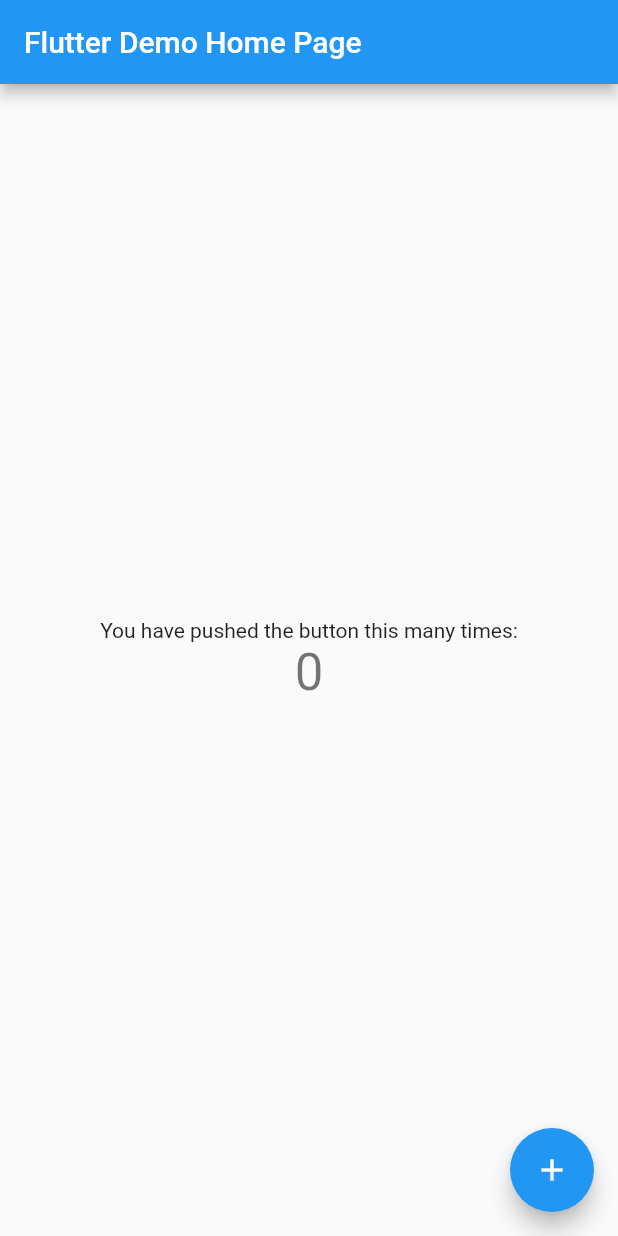
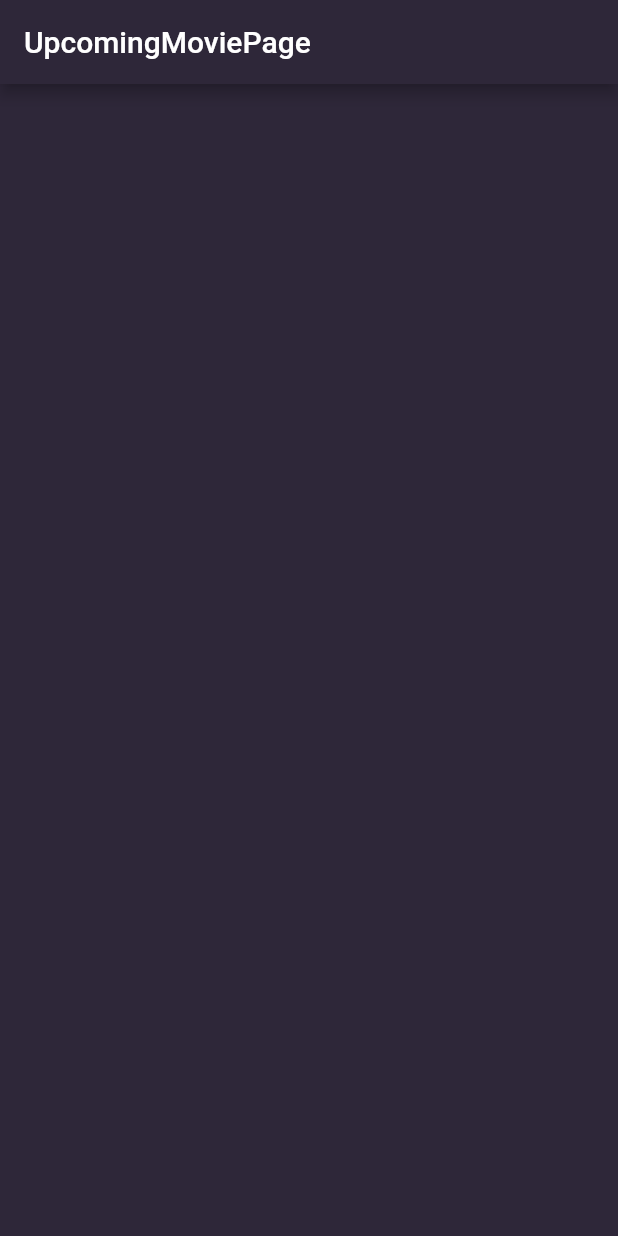
Before and after one commit to deyvissoneduardo/app_movies, a Flutter app: the screen it shows after launch, on a phone screen of 412 x 824 dp. Run offline on Flutter 3.47's test engine with Material 2 defaults, Android fonts, the phone set to English and light mode, and no system bars; our stand-ins replace get.

Commit message:
routes and structure project app

```diff
--- a/lib/main.dart
+++ b/lib/main.dart
@@ -1,115 +1,27 @@
+import 'package:app_movies/core/ui/theme/colors_theme.dart';
+import 'package:app_movies/modules/upcoming_movie/upcoming_movie_page.dart';
+import 'package:app_movies/routes/app_pages.dart';
 import 'package:flutter/material.dart';
+import 'package:get/get_navigation/src/root/get_material_app.dart';
+
+import 'modules/upcoming_movie/upcoming_movie_bindings.dart';
 
 void main() {
   runApp(const MyApp());
 }
 
 class MyApp extends StatelessWidget {
-  const MyApp({super.key});
+  const MyApp({Key? key}) : super(key: key);
 
-  // This widget is the root of your application.
   @override
   Widget build(BuildContext context) {
-    return MaterialApp(
-      title: 'Flutter Demo',
-      theme: ThemeData(
-        // This is the theme of your application.
-        //
-        // Try running your application with "flutter run". You'll see the
-        // application has a blue toolbar. Then, without quitting the app, try
-        // changing the primarySwatch below to Colors.green and then invoke
-        // "hot reload" (press "r" in the console where you ran "flutter run",
-        // or simply save your changes to "hot reload" in a Flutter IDE).
-        // Notice that the counter didn't reset back to zero; the application
-        // is not restarted.
-        primarySwatch: Colors.blue,
-      ),
-      home: const MyHomePage(title: 'Flutter Demo Home Page'),
+    return GetMaterialApp(
+      debugShowCheckedModeBanner: false,
+      title: 'Movie App',
+      theme: ThemeColor().themeData,
+      home: const UpcomingMoviePage(),
+      initialBinding: UpcomingMovieBindings(),
+      getPages: AppPages.pages,
     );
   }
 }
-
-class MyHomePage extends StatefulWidget {
-  const MyHomePage({super.key, required this.title});
-
-  // This widget is the home page of your application. It is stateful, meaning
-  // that it has a State object (defined below) that contains fields that affect
-  // how it looks.
-
-  // This class is the configuration for the state. It holds the values (in this
-  // case the title) provided by the parent (in this case the App widget) and
-  // used by the build method of the State. Fields in a Widget subclass are
-  // always marked "final".
-
-  final String title;
-
-  @override
-  State<MyHomePage> createState() => _MyHomePageState();
-}
-
-class _MyHomePageState extends State<MyHomePage> {
-  int _counter = 0;
-
-  void _incrementCounter() {
-    setState(() {
-      // This call to setState tells the Flutter framework that something has
-      // changed in this State, which causes it to rerun the build method below
-      // so that the display can reflect the updated values. If we changed
-      // _counter without calling setState(), then the build method would not be
-      // called again, and so nothing would appear to happen.
-      _counter++;
-    });
-  }
-
-  @override
-  Widget build(BuildContext context) {
-    // This method is rerun every time setState is called, for instance as done
-    // by the _incrementCounter method above.
-    //
-    // The Flutter framework has been optimized to make rerunning build methods
-    // fast, so that you can just rebuild anything that needs updating rather
-    // than having to individually change instances of widgets.
-    return Scaffold(
-      appBar: AppBar(
-        // Here we take the value from the MyHomePage object that was created by
-        // the App.build method, and use it to set our appbar title.
-        title: Text(widget.title),
-      ),
-      body: Center(
-        // Center is a layout widget. It takes a single child and positions it
-        // in the middle of the parent.
-        child: Column(
-          // Column is also a layout widget. It takes a list of children and
-          // arranges them vertically. By default, it sizes itself to fit its
-          // children horizontally, and tries to be as tall as its parent.
-          //
-          // Invoke "debug painting" (press "p" in the console, choose the
-          // "Toggle Debug Paint" action from the Flutter Inspector in Android
-          // Studio, or the "Toggle Debug Paint" command in Visual Studio Code)
-          // to see the wireframe for each widget.
-          //
-          // Column has various properties to control how it sizes itself and
-          // how it positions its children. Here we use mainAxisAlignment to
-          // center the children vertically; the main axis here is the vertical
-          // axis because Columns are vertical (the cross axis would be
-          // horizontal).
-          mainAxisAlignment: MainAxisAlignment.center,
-          children: <Widget>[
-            const Text(
-              'You have pushed the button this many times:',
-            ),
-            Text(
-              '$_counter',
-              style: Theme.of(context).textTheme.headlineMedium,
-            ),
-          ],
-        ),
-      ),
-      floatingActionButton: FloatingActionButton(
-        onPressed: _incrementCounter,
-        tooltip: 'Increment',
-        child: const Icon(Icons.add),
-      ), // This trailing comma makes auto-formatting nicer for build methods.
-    );
-  }
-}
--- /dev/null
+++ b/lib/modules/movie_details/movie_details_bindings.dart
@@ -0,0 +1,9 @@
+import 'package:get/get.dart';
+import './movie_details_controller.dart';
+
+class MovieDetailsBindings implements Bindings {
+    @override
+    void dependencies() {
+        Get.put(MovieDetailsController());
+    }
+}
--- /dev/null
+++ b/lib/modules/movie_details/movie_details_controller.dart
@@ -0,0 +1,3 @@
+import 'package:get/get.dart';
+
+class MovieDetailsController extends GetxController {}
--- /dev/null
+++ b/lib/modules/movie_details/movie_details_page.dart
@@ -0,0 +1,16 @@
+import 'package:get/get.dart';
+import 'package:flutter/material.dart';
+import './movie_details_controller.dart';
+
+class MovieDetailsPage extends GetView<MovieDetailsController> {
+
+    const MovieDetailsPage({Key? key}) : super(key: key);
+
+    @override
+    Widget build(BuildContext context) {
+        return Scaffold(
+            appBar: AppBar(title: const Text('MovieDetailsPage'),),
+            body: Container(),
+        );
+    }
+}
--- /dev/null
+++ b/lib/modules/upcoming_movie/upcoming_movie_bindings.dart
@@ -0,0 +1,9 @@
+import 'package:get/get.dart';
+import './upcoming_movie_controller.dart';
+
+class UpcomingMovieBindings implements Bindings {
+    @override
+    void dependencies() {
+        Get.put(UpcomingMovieController());
+    }
+}
--- /dev/null
+++ b/lib/modules/upcoming_movie/upcoming_movie_controller.dart
@@ -0,0 +1,3 @@
+import 'package:get/get.dart';
+
+class UpcomingMovieController extends GetxController {}
--- /dev/null
+++ b/lib/modules/upcoming_movie/upcoming_movie_page.dart
@@ -0,0 +1,16 @@
+import 'package:get/get.dart';
+import 'package:flutter/material.dart';
+import './upcoming_movie_controller.dart';
+
+class UpcomingMoviePage extends GetView<UpcomingMovieController> {
+
+    const UpcomingMoviePage({Key? key}) : super(key: key);
+
+    @override
+    Widget build(BuildContext context) {
+        return Scaffold(
+            appBar: AppBar(title: const Text('UpcomingMoviePage'),),
+            body: Container(),
+        );
+    }
+}
--- /dev/null
+++ b/lib/routes/app_pages.dart
@@ -0,0 +1,21 @@
+import 'package:app_movies/modules/movie_details/movie_details_bindings.dart';
+import 'package:app_movies/modules/movie_details/movie_details_page.dart';
+import 'package:app_movies/modules/upcoming_movie/upcoming_movie_bindings.dart';
+import 'package:app_movies/modules/upcoming_movie/upcoming_movie_page.dart';
+import 'package:app_movies/routes/app_routes.dart';
+import 'package:get/get.dart';
+
+class AppPages {
+  static final List<GetPage> pages = [
+    GetPage(
+      name: AppRoutes.upcomingMovie,
+      page: () => const UpcomingMoviePage(),
+      binding: UpcomingMovieBindings(),
+    ),
+    GetPage(
+      name: AppRoutes.movieDetails,
+      page: () => const MovieDetailsPage(),
+      binding: MovieDetailsBindings(),
+    ),
+  ];
+}
--- /dev/null
+++ b/lib/routes/app_routes.dart
@@ -0,0 +1,4 @@
+class AppRoutes {
+  static const upcomingMovie = '/upcomingMovie';
+  static const movieDetails = '/movieDetails';
+}
```
